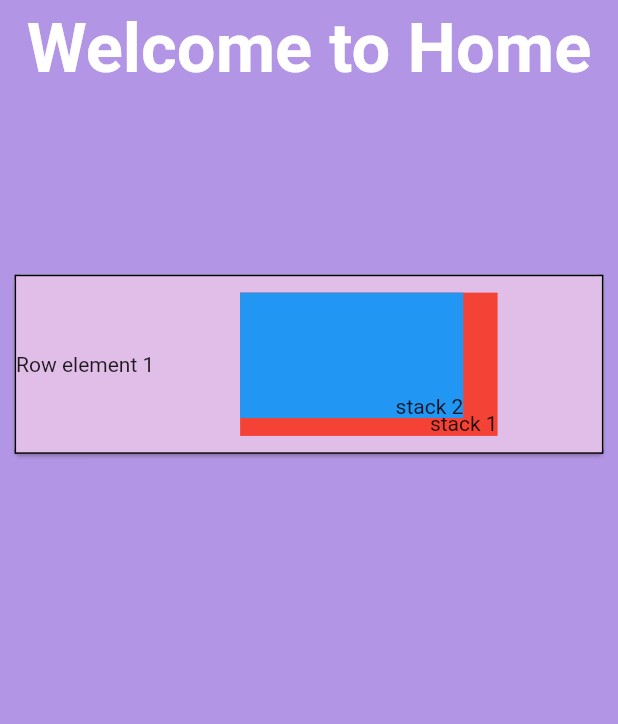
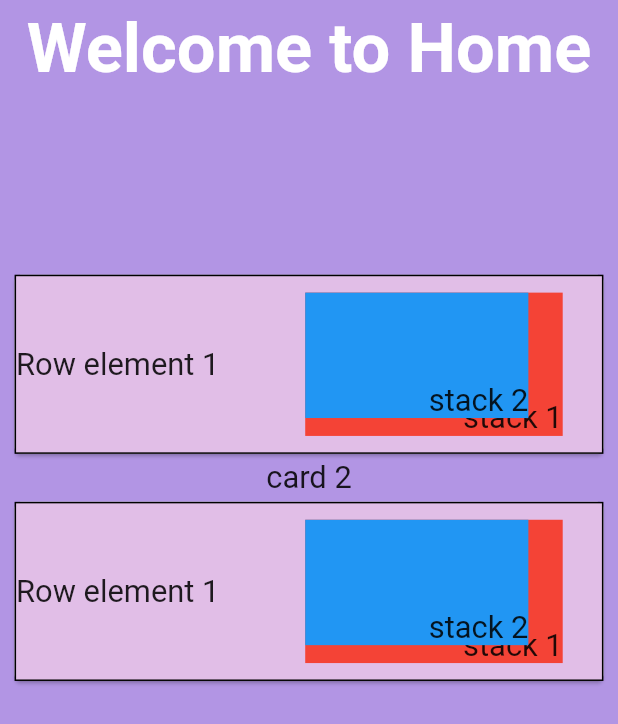
Before and after one commit to AbhishekpYoungsoft/responsiveUi_task, a Flutter app: the screen it shows after launch, on a phone screen of 412 x 824 dp. Shown: the top 724 px of the screen. Run offline on Flutter 3.47's test engine with Material 2 defaults, Android fonts, the phone set to English and light mode, and no system bars; our stand-ins replace flutter_screenutil, google_fonts.

Commit message:
done responsive ui task

```diff
--- a/lib/screens/home_screen.dart
+++ b/lib/screens/home_screen.dart
@@ -44,8 +44,9 @@ class _HomeScreenState extends State<HomeScreen> {
                     width: double.infinity,
                     child: Row(
                       children: [
-                        const Text(
+                        Text(
                           "Row element 1",
+                          style: TextStyle(fontSize: 18.sp),
                           textAlign: TextAlign.left,
                         ),
                         SizedBox(
@@ -57,20 +58,25 @@ class _HomeScreenState extends State<HomeScreen> {
                               // const Text(
                               //   "Row element 2, consists of 3 stack elements",
                               // ),
-
                               Container(
                                 alignment: Alignment.bottomRight,
                                 height: 80.h,
                                 width: 150.w,
                                 color: Colors.red,
-                                child: const Text("stack 1"),
+                                child: Text(
+                                  "stack 1",
+                                  style: TextStyle(fontSize: 18.sp),
+                                ),
                               ),
                               Container(
                                 alignment: Alignment.bottomRight,
                                 height: 70.h,
                                 width: 130.w,
                                 color: Colors.blue,
-                                child: const Text("stack 2"),
+                                child: Text(
+                                  "stack 2",
+                                  style: TextStyle(fontSize: 18.sp),
+                                ),
                               ),
                               // Text("stack element 1"),
                               // Text("stack element 2"),
@@ -86,6 +92,66 @@ class _HomeScreenState extends State<HomeScreen> {
                     ),
                     // color: Colors.purple.shade100,
                   ),
+                ),
+                Text(
+                  "card 2",
+                  style: TextStyle(fontSize: 18.sp),
+                  textAlign: TextAlign.left,
+                ),
+                Card(
+                  child: Container(
+                    decoration: BoxDecoration(
+                      border: Border.all(color: Colors.black),
+                      color: Colors.purple.shade100,
+                    ),
+                    height: 100.h,
+                    width: double.infinity,
+                    child: Row(
+                      children: [
+                        Text(
+                          "Row element 1",
+                          style: TextStyle(fontSize: 18.sp),
+                          textAlign: TextAlign.left,
+                        ),
+                        SizedBox(
+                          width: 50.w,
+                        ),
+                        Expanded(
+                          child: Stack(
+                            children: [
+                              Container(
+                                alignment: Alignment.bottomRight,
+                                height: 80.h,
+                                width: 150.w,
+                                color: Colors.red,
+                                child: Text(
+                                  "stack 1",
+                                  style: TextStyle(fontSize: 18.sp),
+                                ),
+                              ),
+                              Container(
+                                alignment: Alignment.bottomRight,
+                                height: 70.h,
+                                width: 130.w,
+                                color: Colors.blue,
+                                child: Text(
+                                  "stack 2",
+                                  style: TextStyle(fontSize: 18.sp),
+                                ),
+                              ),
+                              // Text("stack element 1"),
+                              // Text("stack element 2"),
+                              // Text("stack element 3"),
+                              // Text(
+                              //   "outside column",
+                              //   textAlign: TextAlign.justify,
+                              // )
+                            ],
+                          ),
+                        ),
+                      ],
+                    ),
+                  ),
                 )
               ]),
             )),
```
